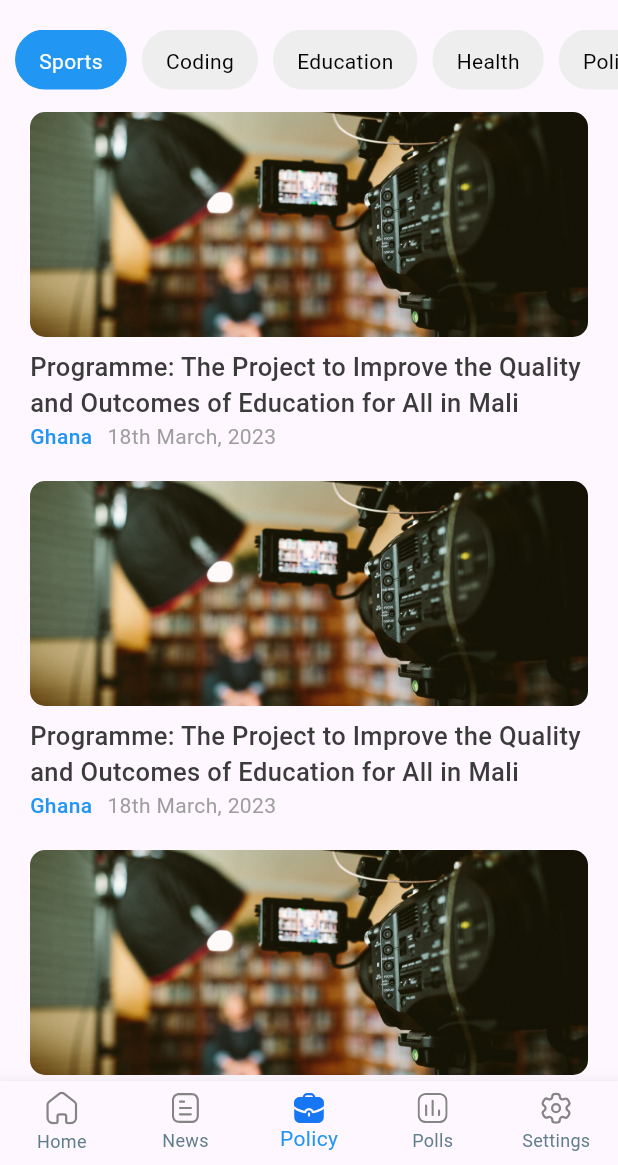
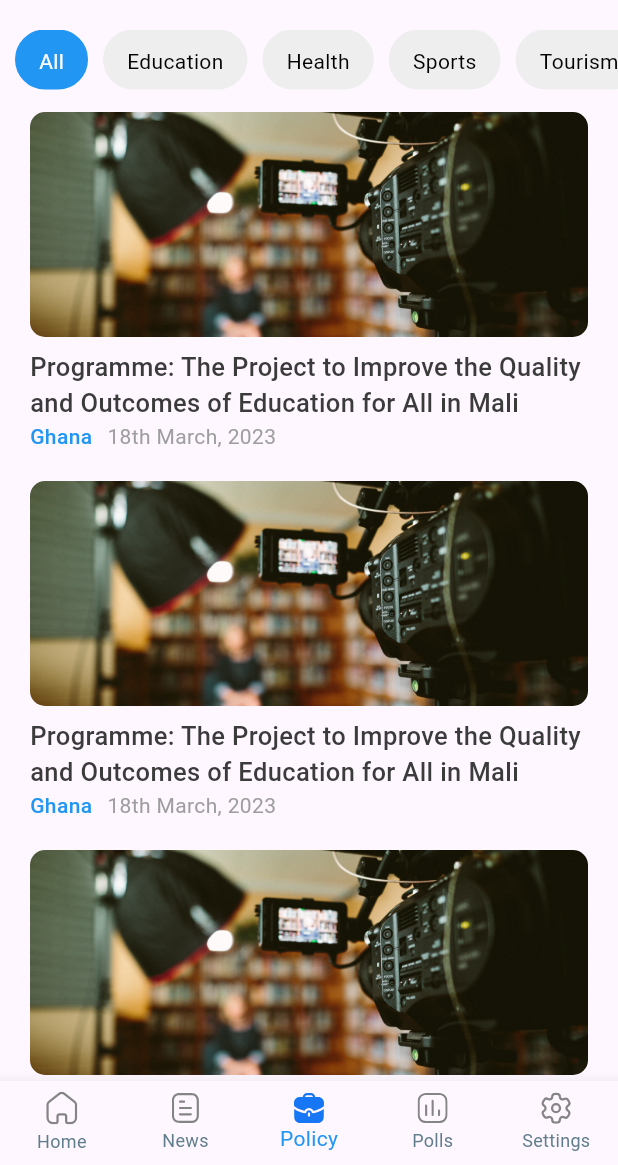
Before and after one commit to HumbleGh/shortchanged, a Flutter app: the screen it shows after launch, item 3 of the bottom bar chosen, on a phone screen of 412 x 824 dp, the part 71-1236 px from its top. Run offline on Flutter 3.47's test engine with Material 2 defaults, Android fonts, the phone set to English and light mode, and no system bars; our stand-ins replace flutter_svg, gap, google_fonts.

Commit message:
minor changes

```diff
--- a/lib/pages/policy_page.dart
+++ b/lib/pages/policy_page.dart
@@ -18,11 +18,11 @@ class PolicyPage extends StatefulWidget {
 
 class _PolicyPage extends State<PolicyPage> {
   final List<String> tabTitles = [
-    "Sports",
-    "Coding",
+    "All",
     "Education",
     "Health",
-    "Politics",
+    "Sports",
+    "Tourism",
   ];
   int _currentIndex = 0;
 
```
Also changed, not shown: assets/icons/Chat.svg (added), assets/icons/dislike.svg (added), assets/icons/like.svg (added).
